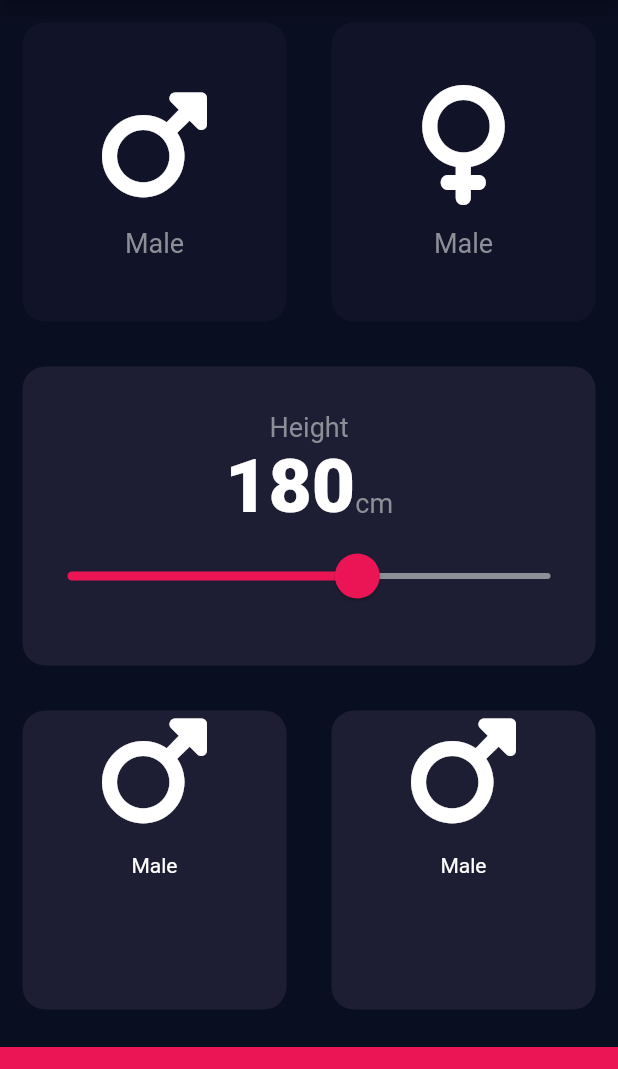
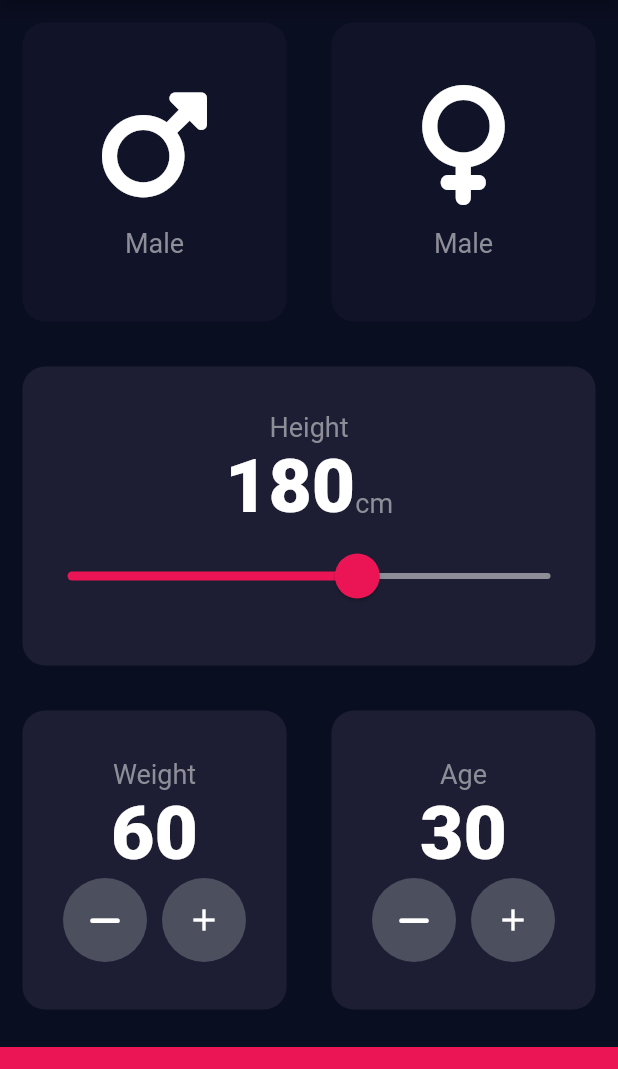
Before and after one commit to niyazrazak/bmi_calculator, a Flutter app: the screen it shows after launch, on a phone screen of 412 x 824 dp, the part 84-1153 px from its top. Run offline on Flutter 3.47's test engine with Material 2 defaults, Android fonts, the phone set to English and light mode, and no system bars; our stand-ins replace font_awesome_flutter.

Commit message:
feat: age and weight card

```diff
--- a/lib/input_page.dart
+++ b/lib/input_page.dart
@@ -1,3 +1,5 @@
+// ignore_for_file: prefer_const_constructors
+
 import 'package:flutter/material.dart';
 import 'package:font_awesome_flutter/font_awesome_flutter.dart';
 import 'icon_content.dart';
@@ -14,6 +16,8 @@ class InputPage extends StatefulWidget {
 enum Gender { male, female }
 
 int height = 180;
+int weight = 60;
+int age = 30;
 
 class _InputPageState extends State<InputPage> {
   Gender? selectedGender;
@@ -88,6 +92,10 @@ class _InputPageState extends State<InputPage> {
                   ),
                   SliderTheme(
                     data: SliderTheme.of(context).copyWith(
+                        inactiveTrackColor: Color(0xFF8D8E98),
+                        activeTrackColor: Colors.white,
+                        thumbColor: Color(0xFFEB1555),
+                        overlayColor: Color(0x29EB1555),
                         thumbShape:
                             RoundSliderThumbShape(enabledThumbRadius: 15.0),
                         overlayShape:
@@ -114,46 +122,87 @@ class _InputPageState extends State<InputPage> {
               children: [
                 Expanded(
                   child: ReusableCard(
-                      onPress: () {
+                    colour: Color(0xFF1D1E33),
+                    cardChild: Column(
+                      mainAxisAlignment: MainAxisAlignment.center,
+                      children: [
+                        Text(
+                          "Weight",
+                          style: kLabelTextStyle,
+                        ),
+                        Text(
+                          weight.toString(),
+                          style: kNumberTextStyle,
+                        ),
+                        Row(
+                          mainAxisAlignment: MainAxisAlignment.center,
+                          children: [
+                            RoundIconButton(
+                              icon: FontAwesomeIcons.minus,
+                              onPressed: () {
                                 setState(() {
-                          selectedGender = Gender.male;
+                                  weight--;
                                 });
                               },
-                      colour: Color(0xFF1D1E33),
-                      cardChild: Column(
-                        children: [
-                          Icon(
-                            FontAwesomeIcons.mars,
-                            size: 80,
                             ),
                             SizedBox(
-                            height: 15,
+                              width: 10.0,
                             ),
-                          Text("Male")
+                            RoundIconButton(
+                              icon: Icons.add,
+                              onPressed: () {
+                                setState(() {
+                                  weight++;
+                                });
+                              },
+                            )
                           ],
-                      )),
+                        ),
+                      ],
+                    ),
+                  ),
                 ),
                 Expanded(
                     child: ReusableCard(
-                      onPress: () {
+                  colour: Color(0xFF1D1E33),
+                  cardChild: Column(
+                    mainAxisAlignment: MainAxisAlignment.center,
+                    children: [
+                      Text(
+                        "Age",
+                        style: kLabelTextStyle,
+                      ),
+                      Text(
+                        age.toString(),
+                        style: kNumberTextStyle,
+                      ),
+                      Row(
+                        mainAxisAlignment: MainAxisAlignment.center,
+                        children: [
+                          RoundIconButton(
+                            icon: FontAwesomeIcons.minus,
+                            onPressed: () {
                               setState(() {
-                          selectedGender = Gender.male;
+                                age--;
                               });
                             },
-                      colour: Color(0xFF1D1E33),
-                      cardChild: Column(
-                        children: const [
-                          Icon(
-                            FontAwesomeIcons.mars,
-                            size: 80,
                           ),
                           SizedBox(
-                            height: 15,
+                            width: 10.0,
                           ),
-                          Text("Male")
+                          RoundIconButton(
+                            icon: Icons.add,
+                            onPressed: () {
+                              setState(() {
+                                age++;
+                              });
+                            },
+                          )
                         ],
+                      ),
+                    ],
+                  ),
                 )),
-                )
               ],
             ),
           ),
@@ -168,3 +217,23 @@ class _InputPageState extends State<InputPage> {
     );
   }
 }
+
+class RoundIconButton extends StatelessWidget {
+  RoundIconButton({required this.icon, required this.onPressed});
+  final IconData icon;
+  final onPressed;
+  @override
+  Widget build(BuildContext context) {
+    return RawMaterialButton(
+      elevation: 0.0,
+      onPressed: onPressed,
+      constraints: BoxConstraints.tightFor(
+        height: 56,
+        width: 56,
+      ),
+      shape: CircleBorder(),
+      fillColor: Color(0xFF4C4F5E),
+      child: Icon(icon),
+    );
+  }
+}
```
Lines whose indentation alone changed are shown as unchanged.
